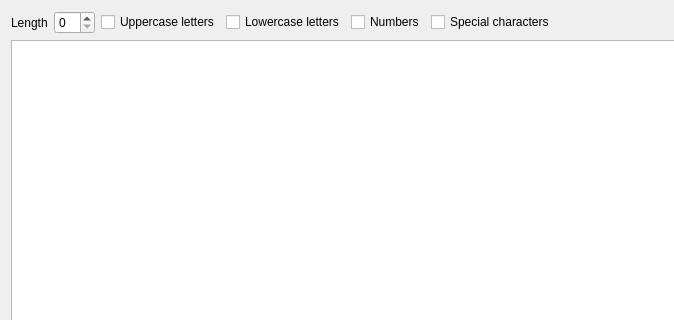
Above: src/widgets/randomtextgeneratorwidget.ui from N1vn0vem8er/cutetoolbox before the change; both pictures show x 0 to 674 and y 0 to 320 of the 946 by 754 pixel window. Below: the same form after it.
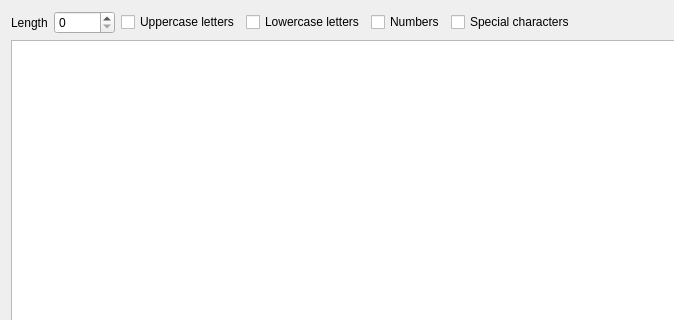
That is the form after the change. Icons and pictures are not drawn.

The edit to the form file:
```diff
--- a/src/widgets/randomtextgeneratorwidget.ui
+++ b/src/widgets/randomtextgeneratorwidget.ui
@@ -27,7 +27,11 @@
       </widget>
      </item>
      <item>
-      <widget class="QSpinBox" name="spinBox"/>
+      <widget class="QSpinBox" name="spinBox">
+       <property name="maximum">
+        <number>99999</number>
+       </property>
+      </widget>
      </item>
      <item>
       <widget class="QCheckBox" name="checkBox">
```
Left out of the diff: 8 changed lines with no effect on the pictures.
